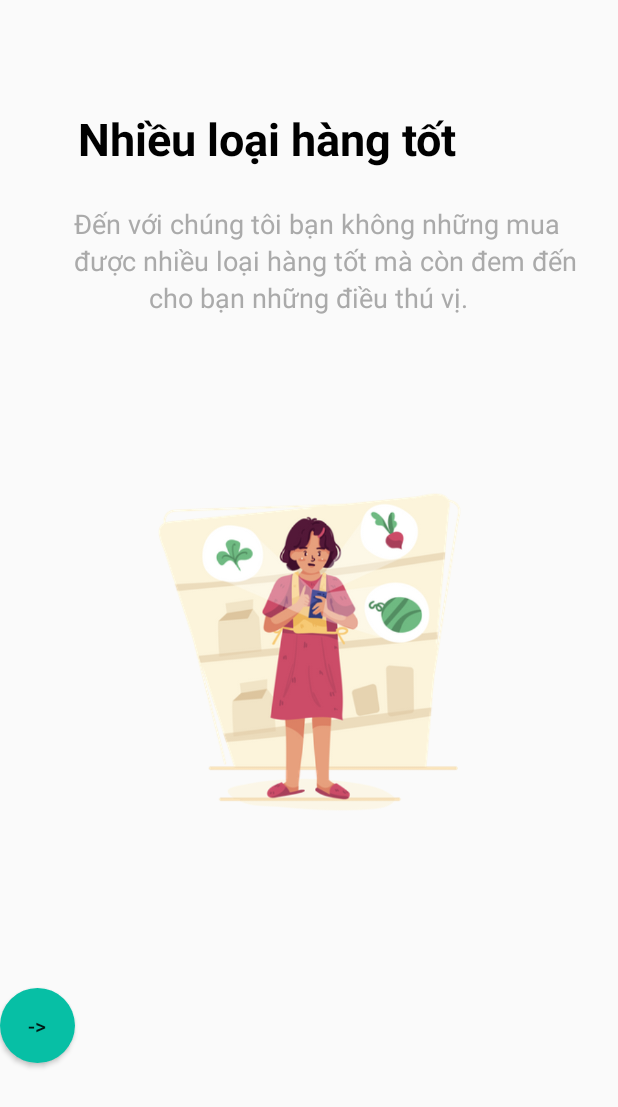
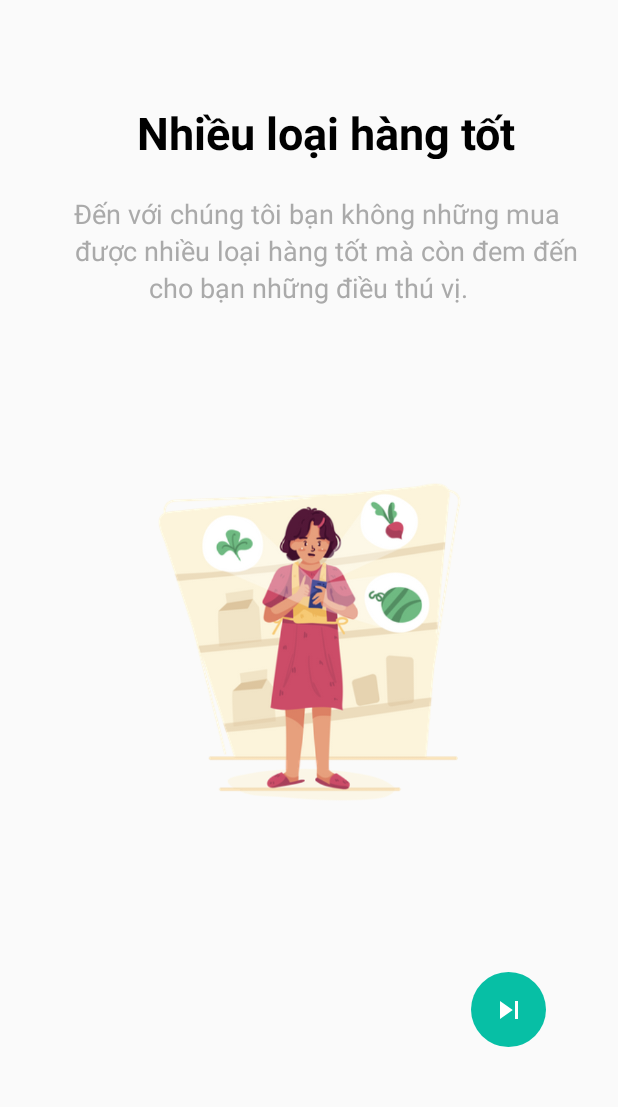
Before and after one commit to VoXuanPhuc/greenmaket, an Android app: the layout activity_giaodien2.xml on its own in the app's theme, with its tools: preview values and no code run, on a phone screen of 412 x 824 dp. Shown: the top 1107 px of the screen. Run offline under Robolectric (Android 15) with nearby library versions, the phone set to English and light mode, and no system bars; Roboto replaces fonts that are not available here.

Commit message:
Phuc update finsh giao dien

```diff
--- a/app/src/main/java/com/app/laptrinhdidong/Activity_dangnhap.java
+++ b/app/src/main/java/com/app/laptrinhdidong/Activity_dangnhap.java
@@ -18,6 +18,7 @@ public class Activity_dangnhap extends AppCompatActivity {
         setContentView(R.layout.activity_dangnhap);
         btnDangNhap = (Button) findViewById(R.id.btnDangnhap);
         tvDangky = (TextView) findViewById(R.id.dangky);
+
         btnDangNhap.setOnClickListener(new View.OnClickListener() {
             @Override
             public void onClick(View view) {
--- a/app/src/main/java/com/app/laptrinhdidong/DanhMucActivity.java
+++ b/app/src/main/java/com/app/laptrinhdidong/DanhMucActivity.java
@@ -35,7 +35,7 @@ public class DanhMucActivity extends AppCompatActivity {
             public boolean onNavigationItemSelected(@NonNull MenuItem item) {
                 switch (item.getItemId()) {
                     case R.id.home :
-
+                        startActivity(new Intent(DanhMucActivity.this, DanhMucActivity.class));
                         break;
                     case R.id.card :
                         startActivity(new Intent(DanhMucActivity.this, GioHangActivity.class));
--- a/app/src/main/java/com/app/laptrinhdidong/activity_profile.java
+++ b/app/src/main/java/com/app/laptrinhdidong/activity_profile.java
@@ -1,11 +1,15 @@
 package com.app.laptrinhdidong;
 
+import androidx.annotation.NonNull;
 import androidx.appcompat.app.AppCompatActivity;
 
 import android.content.Intent;
 import android.os.Bundle;
+import android.view.MenuItem;
 import android.view.View;
 import android.widget.Button;
+
+import com.google.android.material.bottomnavigation.BottomNavigationView;
 
 public class activity_profile extends AppCompatActivity {
 
@@ -16,6 +20,7 @@ public class activity_profile extends AppCompatActivity {
     protected void onCreate(Bundle savedInstanceState) {
         super.onCreate(savedInstanceState);
         setContentView(R.layout.activity_profile);
+
 
         editProfile = (Button) findViewById(R.id.editProfile);
         managerBaiDang = (Button) findViewById(R.id.quanlybd);
--- /dev/null
+++ b/app/src/main/res/drawable/next.xml
@@ -0,0 +1,5 @@
+<vector android:height="24dp" android:tint="#FFFFFF"
+    android:viewportHeight="24" android:viewportWidth="24"
+    android:width="24dp" xmlns:android="http://schemas.android.com/apk/res/android">
+    <path android:fillColor="@android:color/white" android:pathData="M6,18l8.5,-6L6,6v12zM16,6v12h2V6h-2z"/>
+</vector>
--- a/app/src/main/res/layout/activity_giaodien2.xml
+++ b/app/src/main/res/layout/activity_giaodien2.xml
@@ -8,15 +8,16 @@
 
     <TextView
         android:id="@+id/textView"
-        android:layout_width="wrap_content"
-        android:layout_height="wrap_content"
-        android:layout_marginTop="72dp"
+        android:layout_width="313dp"
+        android:layout_height="38dp"
+        android:layout_marginTop="68dp"
+        android:gravity="center"
         android:text="Nhiều loại hàng tốt"
         android:textColor="@color/black"
         android:textSize="30dp"
         android:textStyle="bold"
         app:layout_constraintEnd_toEndOf="parent"
-        app:layout_constraintHorizontal_bias="0.326"
+        app:layout_constraintHorizontal_bias="0.612"
         app:layout_constraintStart_toStartOf="parent"
         app:layout_constraintTop_toTopOf="parent"
         tools:ignore="MissingConstraints" />
@@ -44,7 +45,8 @@
         app:layout_constraintEnd_toEndOf="parent"
         app:layout_constraintHorizontal_bias="0.689"
         app:layout_constraintStart_toStartOf="parent"
-        app:layout_constraintTop_toBottomOf="@+id/textView3" />
+        app:layout_constraintTop_toBottomOf="@+id/textView3"
+        android:gravity="center"/>
 
     <TextView
         android:id="@+id/textView5"
@@ -68,13 +70,17 @@
         app:layout_constraintTop_toBottomOf="@+id/textView5"
         app:srcCompat="@drawable/woman" />
 
-    <Button
+    <ImageButton
+        android:id="@+id/next"
         android:layout_width="50dp"
         android:layout_height="50dp"
-        android:layout_marginTop="24dp"
+        android:layout_marginTop="20dp"
+        android:layout_marginEnd="48dp"
         android:background="@drawable/bttron"
-        android:text="->"
+        android:src="@drawable/next"
+        app:layout_constraintBottom_toBottomOf="parent"
+        app:layout_constraintEnd_toEndOf="parent"
         app:layout_constraintTop_toBottomOf="@+id/imageView2"
-        tools:ignore="MissingConstraints"
-        tools:layout_editor_absoluteX="375dp" />
+        app:layout_constraintVertical_bias="0.0"
+        tools:ignore="MissingConstraints" />
 </androidx.constraintlayout.widget.ConstraintLayout>
```
Also changed, not shown: app/src/main/AndroidManifest.xml (+12 -1 lines), app/src/main/java/com/app/laptrinhdidong/giaodien1.java (added, +26 -0 lines), app/src/main/java/com/app/laptrinhdidong/giaodien2.java (added, +26 -0 lines), app/src/main/java/com/app/laptrinhdidong/giaodien3.java (added, +26 -0 lines), app/src/main/java/com/app/laptrinhdidong/giaodien4.java (added, +26 -0 lines), app/src/main/res/layout/activity_giaodien1.xml (+13 -8 lines), app/src/main/res/layout/activity_giaodien3.xml (+16 -9 lines), app/src/main/res/layout/activity_giaodien4.xml (+12 -5 lines).
